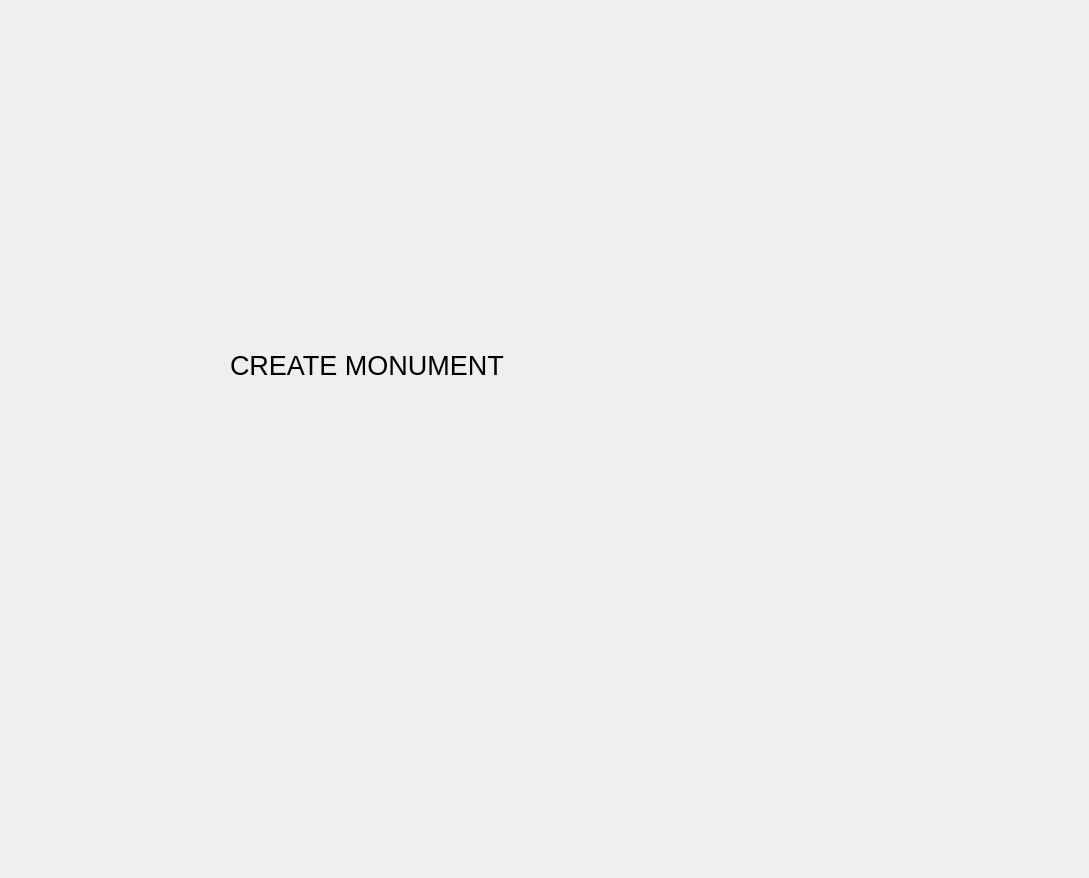
Qt form app/ui/create_monument_window.ui (reisenbest/PPK_ARCHEOMAP) before a commit.
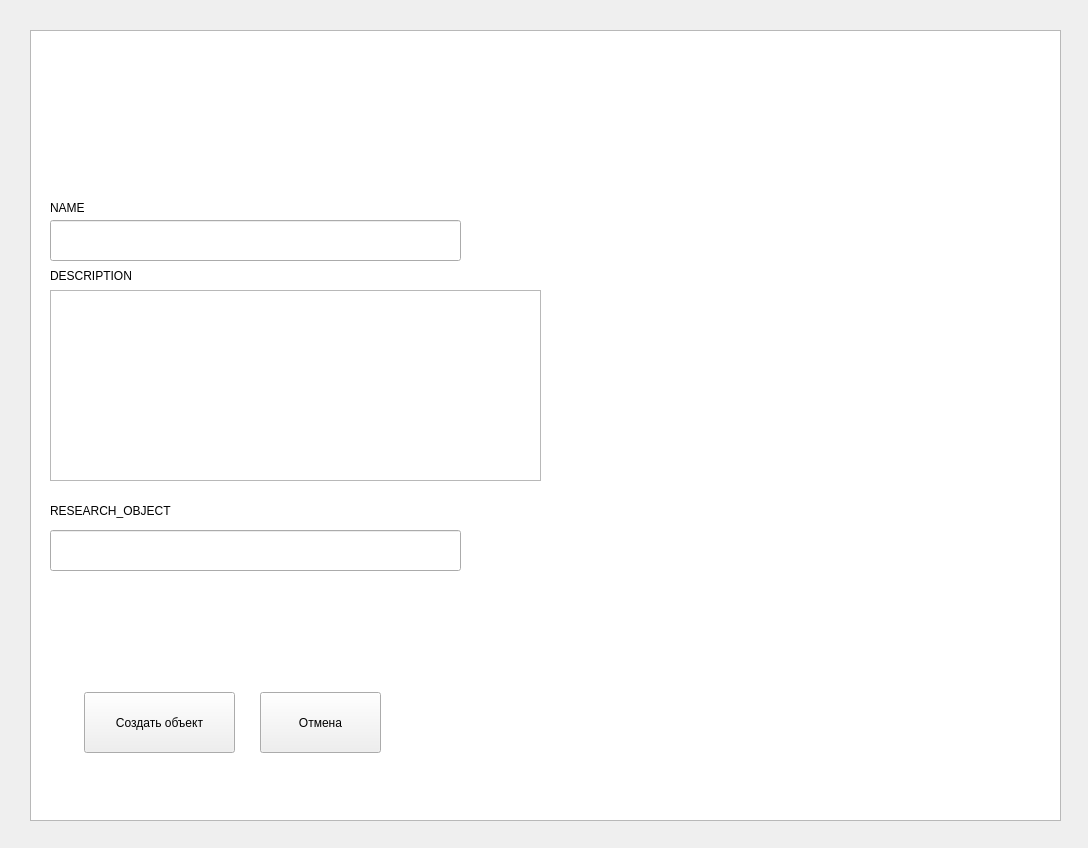
The same form after that commit.

Commit message: start develop create monument method

```diff
--- a/app/ui/create_monument_window.ui
+++ b/app/ui/create_monument_window.ui
@@ -6,29 +6,116 @@
    <rect>
     <x>0</x>
     <y>0</y>
-    <width>1089</width>
-    <height>878</height>
+    <width>1088</width>
+    <height>848</height>
    </rect>
   </property>
   <property name="windowTitle">
    <string>Form</string>
   </property>
-  <widget class="QLabel" name="label">
+  <widget class="QTextBrowser" name="MonumentContainer">
    <property name="geometry">
     <rect>
-     <x>230</x>
+     <x>30</x>
+     <y>30</y>
+     <width>1031</width>
+     <height>791</height>
+    </rect>
+   </property>
+  </widget>
+  <widget class="QLineEdit" name="nameInsert">
+   <property name="geometry">
+    <rect>
+     <x>50</x>
+     <y>220</y>
+     <width>411</width>
+     <height>41</height>
+    </rect>
+   </property>
+  </widget>
+  <widget class="QLineEdit" name="resObjInsert">
+   <property name="geometry">
+    <rect>
+     <x>50</x>
+     <y>530</y>
+     <width>411</width>
+     <height>41</height>
+    </rect>
+   </property>
+  </widget>
+  <widget class="QTextEdit" name="descriptionInsert">
+   <property name="geometry">
+    <rect>
+     <x>50</x>
+     <y>290</y>
+     <width>491</width>
+     <height>191</height>
+    </rect>
+   </property>
+  </widget>
+  <widget class="QLabel" name="namelabel">
+   <property name="geometry">
+    <rect>
+     <x>50</x>
+     <y>200</y>
+     <width>301</width>
+     <height>16</height>
+    </rect>
+   </property>
+   <property name="text">
+    <string>NAME</string>
+   </property>
+  </widget>
+  <widget class="QLabel" name="descrLabel">
+   <property name="geometry">
+    <rect>
+     <x>50</x>
      <y>260</y>
-     <width>611</width>
-     <height>211</height>
+     <width>261</width>
+     <height>31</height>
     </rect>
    </property>
-   <property name="font">
-    <font>
-     <pointsize>20</pointsize>
-    </font>
+   <property name="text">
+    <string>DESCRIPTION</string>
    </property>
+  </widget>
+  <widget class="QLabel" name="resObjLable">
+   <property name="geometry">
+    <rect>
+     <x>50</x>
+     <y>495</y>
+     <width>431</width>
+     <height>31</height>
+    </rect>
+   </property>
    <property name="text">
-    <string>CREATE MONUMENT</string>
+    <string>RESEARCH_OBJECT</string>
+   </property>
+  </widget>
+  <widget class="QPushButton" name="createBtn">
+   <property name="geometry">
+    <rect>
+     <x>84</x>
+     <y>692</y>
+     <width>151</width>
+     <height>61</height>
+    </rect>
+   </property>
+   <property name="text">
+    <string>Создать объект</string>
+   </property>
+  </widget>
+  <widget class="QPushButton" name="cancelBtn">
+   <property name="geometry">
+    <rect>
+     <x>260</x>
+     <y>692</y>
+     <width>121</width>
+     <height>61</height>
+    </rect>
+   </property>
+   <property name="text">
+    <string>Отмена</string>
    </property>
   </widget>
  </widget>
```
The commit also changes 6 other files.
